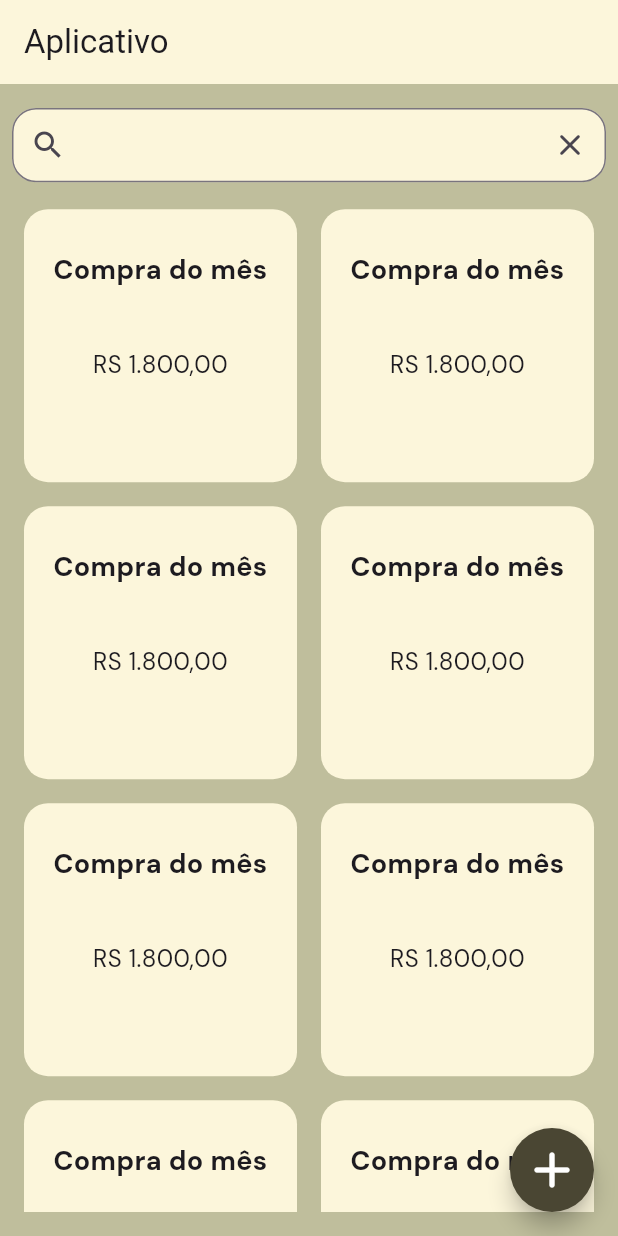
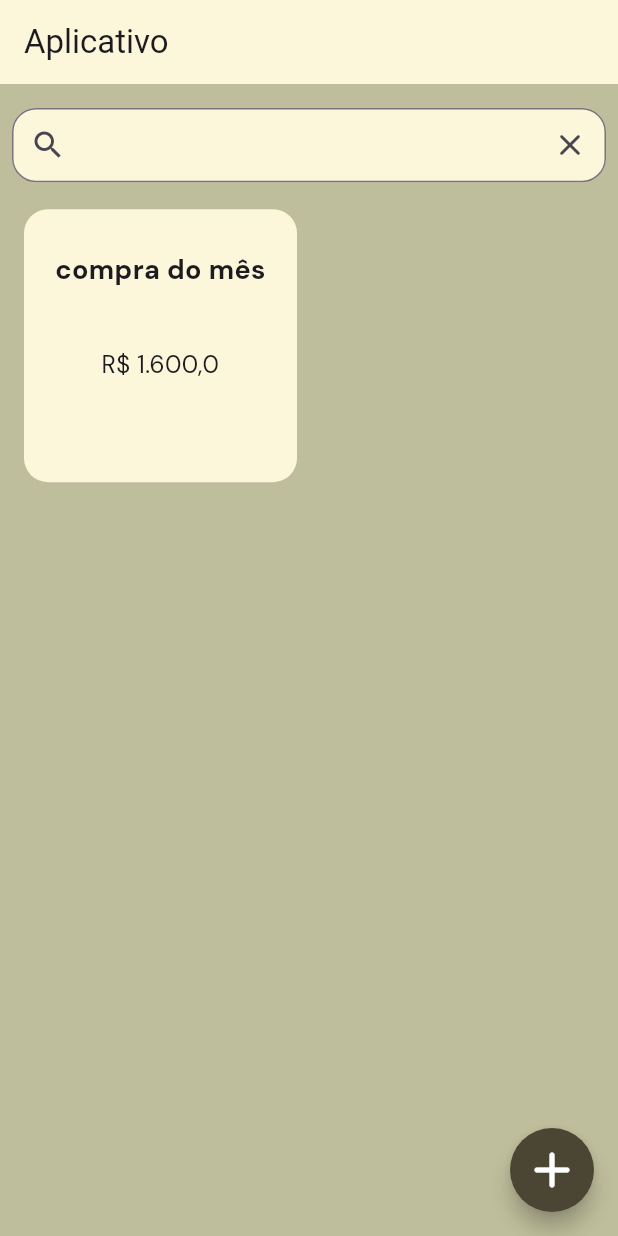
Before and after one commit to Mello8266/carrinho-compra, a Flutter app: the screen it shows after launch, on a phone screen of 412 x 824 dp. Run offline on Flutter 3.47's test engine with Material 3 defaults, Android fonts, the phone set to English and light mode, and no system bars.

Commit message:
Tela inicial completa

```diff
--- /dev/null
+++ b/carrinho_compra/lib/repositore/card_list.dart
@@ -0,0 +1,18 @@
+// Lista de itens da tela inicial
+
+import 'package:carrinho_compra/modal/card_carrinho.dart';
+
+class CardList{
+  List<CardCarrinho> card = [
+    CardCarrinho(
+      title: 'compra do mês',
+      total: 1600,
+      itens: []
+    )
+  ];
+
+  // Carregar a lista do JSON
+  void initList(){
+
+  }
+}
--- a/carrinho_compra/lib/view/initial_screen.dart
+++ b/carrinho_compra/lib/view/initial_screen.dart
@@ -1,10 +1,11 @@
+import 'package:carrinho_compra/modal/card_carrinho.dart';
+import 'package:carrinho_compra/repositore/card_list.dart';
 import 'package:carrinho_compra/view/card_screen.dart';
 import 'package:carrinho_compra/widgets/floating_button.dart';
 import 'package:carrinho_compra/widgets/initial/card_initial.dart';
 import 'package:carrinho_compra/widgets/search_bar.dart';
 import 'package:carrinho_compra/widgets/style.dart';
 import 'package:flutter/material.dart';
-import 'package:flutter/widgets.dart';
 
 class InitialScreen extends StatefulWidget {
   const InitialScreen({super.key});
@@ -14,6 +15,15 @@ class InitialScreen extends StatefulWidget {
 }
 
 class _InitialScreenState extends State<InitialScreen> {
+  final CardList cardList = CardList();
+  late List<CardCarrinho> list;
+
+  @override
+  void initState() {
+    super.initState();
+    list = cardList.card;
+  }
+
   @override
   Widget build(BuildContext context) {
     final width = MediaQuery.of(context).size.width;
@@ -37,19 +47,22 @@ class _InitialScreenState extends State<InitialScreen> {
             // Barra de pesquisa
             SizedBox(height: height *0.06, child: SearchBars(width: width, height: height,)),
 
-            SizedBox(height: 10,),
+            const SizedBox(height: 10,),
 
             // Cards
-            Expanded(flex: 11, child: GridView.count(
-              crossAxisCount: 2,
-              children: List.generate(10, (index) {
+            Expanded(flex: 11, child: GridView.builder(
+              itemCount: list.length,
+              gridDelegate: const SliverGridDelegateWithFixedCrossAxisCount (crossAxisCount: 2),
+              itemBuilder: (context, index){
                 return Padding(
                   padding: const EdgeInsets.all(8.0),
-                  child: Cardinitial(),
+                  child: Cardinitial(
+                    cardCarrinho: list[index],
+                  ),
                 );
               }
-              )
-            ))
+            )
+            )
           ],
         ),
       ),
--- a/carrinho_compra/lib/widgets/initial/card_initial.dart
+++ b/carrinho_compra/lib/widgets/initial/card_initial.dart
@@ -1,7 +1,29 @@
+import 'package:carrinho_compra/modal/card_carrinho.dart';
 import 'package:carrinho_compra/widgets/style.dart';
 import 'package:flutter/material.dart';
 
+// ignore: must_be_immutable
 class Cardinitial extends StatelessWidget{
+  CardCarrinho cardCarrinho;
+
+  Cardinitial({
+    required this.cardCarrinho,
+    super.key
+  });
+
+
+  String format(){
+    String nFormat = cardCarrinho.total.toString();
+
+    nFormat = nFormat.replaceAllMapped('.', (match) => ',');
+
+    if(cardCarrinho.total > 999){
+      nFormat = nFormat.replaceRange(1, 1, '.');
+    }
+
+    return nFormat;
+  }
+
   @override
   Widget build(BuildContext context) {
     return Container(
@@ -14,9 +36,9 @@ class Cardinitial extends StatelessWidget{
         child: Column(
           mainAxisAlignment: MainAxisAlignment.spaceAround,
           children: [
-            textCardInitialTittle(text: "Compra do mês"),
+            textCardInitialTittle(text: cardCarrinho.title),
 
-            Center(child: textCardInitialPrice(text: "RS 1.800,00")),
+            Center(child: textCardInitialPrice(text: 'R\$ ${format()}')),
 
             SizedBox()
 
```
